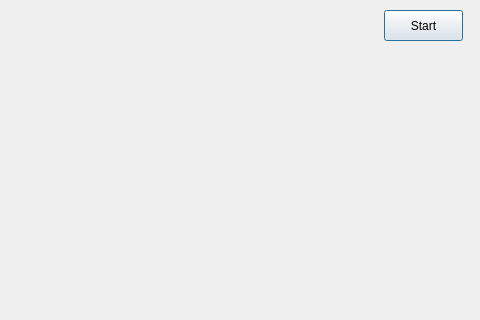
Old version of the form ksjsczapi_demo_capture/KSJSCZDemoMainWindow.ui in the repository catchbest/ksjscz_demo; both pictures show x 786 to 1266 and y 0 to 320 of the 1266 by 795 pixel window.
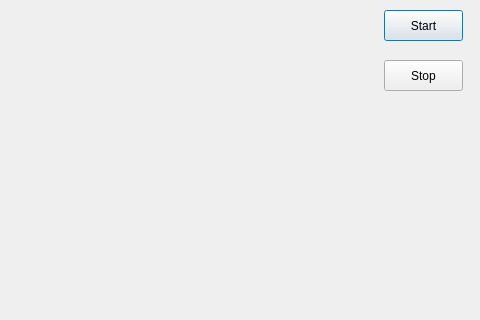
New version of the form.

Commit message: update the demo, add pl show demo project and opencv demo project

Patch:
```diff
--- a/ksjsczapi_demo_capture/KSJSCZDemoMainWindow.ui
+++ b/ksjsczapi_demo_capture/KSJSCZDemoMainWindow.ui
@@ -26,6 +26,19 @@
     <string>Start</string>
    </property>
   </widget>
+  <widget class="QPushButton" name="StopCapturePushButton">
+   <property name="geometry">
+    <rect>
+     <x>1170</x>
+     <y>60</y>
+     <width>79</width>
+     <height>31</height>
+    </rect>
+   </property>
+   <property name="text">
+    <string>Stop</string>
+   </property>
+  </widget>
  </widget>
  <resources/>
  <connections/>
```
The commit also changes 819 other files.
